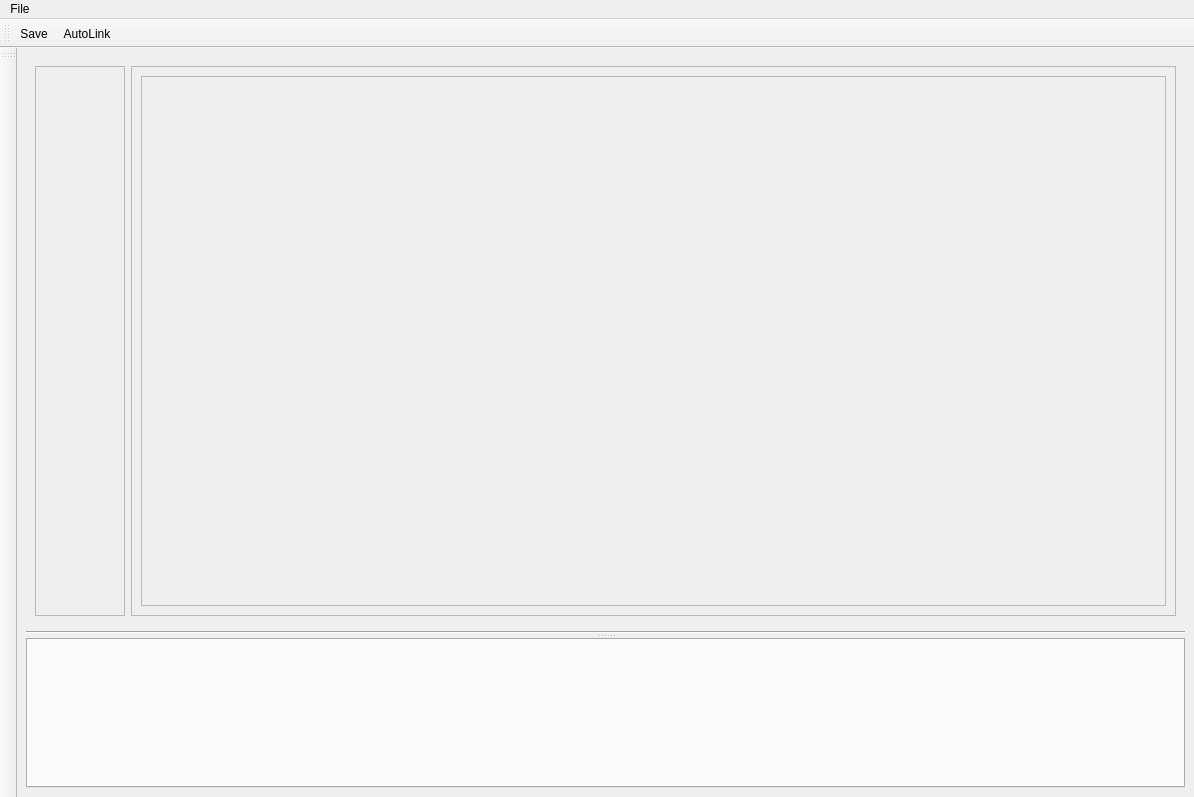
First picture: the form in mainform.ui, repository mutexbunnie/master, before the edit.
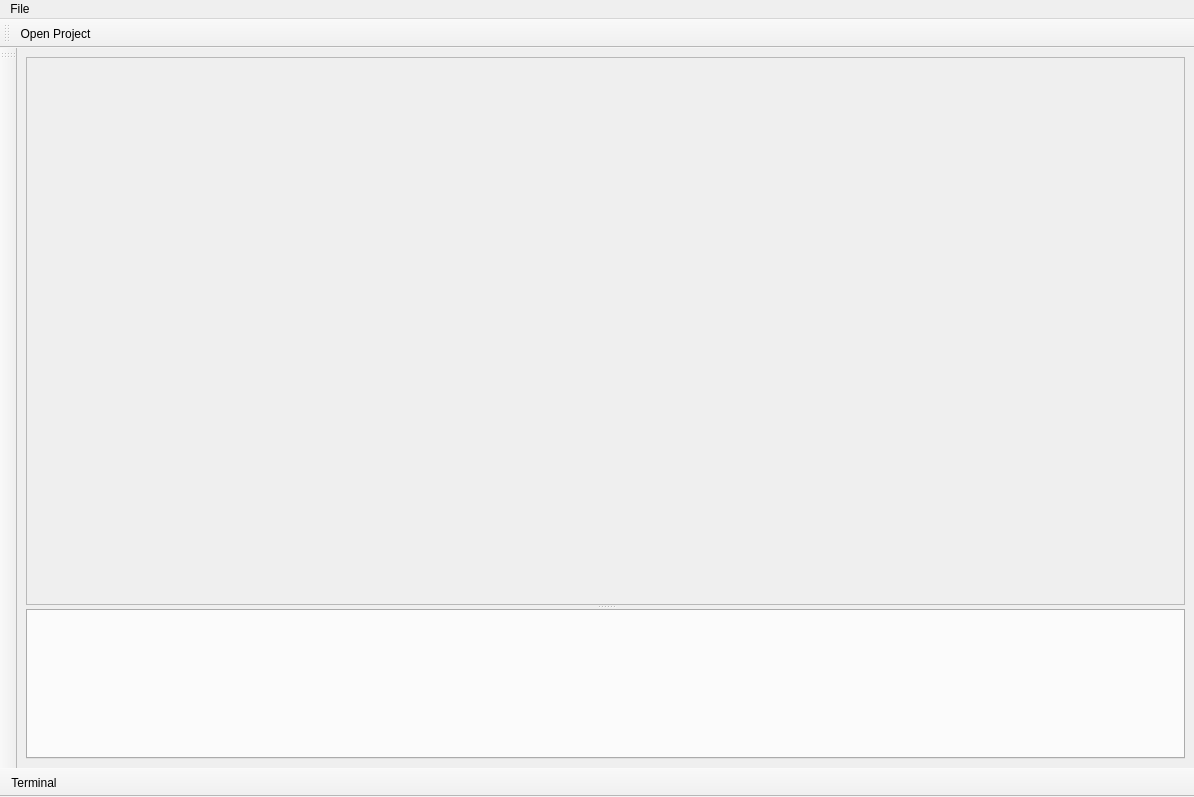
Second picture: the form after the edit. Icons and pictures are not drawn.

```diff
--- a/mainform.ui
+++ b/mainform.ui
@@ -48,107 +48,7 @@
          <height>16777215</height>
         </size>
        </property>
-       <layout class="QVBoxLayout" name="verticalLayout">
-        <item>
-         <widget class="QFrame" name="actionArea">
-          <property name="minimumSize">
-           <size>
-            <width>0</width>
-            <height>0</height>
-           </size>
-          </property>
-          <property name="frameShape">
-           <enum>QFrame::NoFrame</enum>
-          </property>
-          <property name="frameShadow">
-           <enum>QFrame::Plain</enum>
-          </property>
-          <layout class="QHBoxLayout" name="horizontalLayout_3">
-           <item>
-            <widget class="QFrame" name="entityBox_2">
-             <property name="minimumSize">
-              <size>
-               <width>90</width>
-               <height>0</height>
-              </size>
-             </property>
-             <property name="maximumSize">
-              <size>
-               <width>90</width>
-               <height>16777215</height>
-              </size>
-             </property>
-             <property name="frameShape">
-              <enum>QFrame::StyledPanel</enum>
-             </property>
-             <property name="frameShadow">
-              <enum>QFrame::Raised</enum>
-             </property>
-             <layout class="QVBoxLayout" name="verticalLayout_3">
-              <property name="margin">
-               <number>0</number>
-              </property>
-              <item>
-               <widget class="QScrollArea" name="scrollArea_3">
-                <property name="minimumSize">
-                 <size>
-                  <width>80</width>
-                  <height>0</height>
-                 </size>
-                </property>
-                <property name="maximumSize">
-                 <size>
-                  <width>80</width>
-                  <height>16777215</height>
-                 </size>
-                </property>
-                <property name="frameShape">
-                 <enum>QFrame::NoFrame</enum>
-                </property>
-                <property name="frameShadow">
-                 <enum>QFrame::Plain</enum>
-                </property>
-                <property name="verticalScrollBarPolicy">
-                 <enum>Qt::ScrollBarAsNeeded</enum>
-                </property>
-                <property name="horizontalScrollBarPolicy">
-                 <enum>Qt::ScrollBarAlwaysOff</enum>
-                </property>
-                <property name="widgetResizable">
-                 <bool>true</bool>
-                </property>
-                <property name="alignment">
-                 <set>Qt::AlignCenter</set>
-                </property>
-                <widget class="QWidget" name="entityBoxContent_2">
-                 <property name="geometry">
-                  <rect>
-                   <x>0</x>
-                   <y>0</y>
-                   <width>80</width>
-                   <height>557</height>
-                  </rect>
-                 </property>
-                 <layout class="QVBoxLayout" name="entityBoxLayout_2">
-                  <property name="topMargin">
-                   <number>0</number>
-                  </property>
-                 </layout>
-                </widget>
-               </widget>
-              </item>
-             </layout>
-            </widget>
-           </item>
-           <item>
-            <widget class="QFrame" name="frame_2">
-             <property name="frameShape">
-              <enum>QFrame::StyledPanel</enum>
-             </property>
-             <property name="frameShadow">
-              <enum>QFrame::Plain</enum>
-             </property>
-             <layout class="QVBoxLayout" name="verticalLayout_4">
+       <layout class="QHBoxLayout" name="horizontalLayout">
               <item>
                <widget class="QScrollArea" name="scrollArea_4">
                 <property name="minimumSize">
@@ -170,7 +70,10 @@
                  <enum>QFrame::StyledPanel</enum>
                 </property>
                 <property name="frameShadow">
-                 <enum>QFrame::Plain</enum>
+           <enum>QFrame::Raised</enum>
+          </property>
+          <property name="lineWidth">
+           <number>5</number>
                 </property>
                 <property name="verticalScrollBarPolicy">
                  <enum>Qt::ScrollBarAsNeeded</enum>
@@ -183,8 +86,8 @@
                   <rect>
                    <x>0</x>
                    <y>0</y>
-                   <width>1050</width>
-                   <height>543</height>
+             <width>1164</width>
+             <height>322</height>
                   </rect>
                  </property>
                  <property name="documentMode">
@@ -201,25 +104,6 @@
               </item>
              </layout>
             </widget>
-           </item>
-          </layout>
-         </widget>
-        </item>
-        <item>
-         <widget class="Line" name="line">
-          <property name="minimumSize">
-           <size>
-            <width>0</width>
-            <height>0</height>
-           </size>
-          </property>
-          <property name="orientation">
-           <enum>Qt::Horizontal</enum>
-          </property>
-         </widget>
-        </item>
-       </layout>
-      </widget>
       <widget class="QWidget" name="widget_2" native="true">
        <property name="minimumSize">
         <size>
@@ -258,21 +142,9 @@
    </widget>
    <addaction name="menuFile"/>
   </widget>
-  <widget class="QToolBar" name="mainToolBar">
-   <property name="minimumSize">
-    <size>
-     <width>0</width>
-     <height>0</height>
-    </size>
-   </property>
-   <property name="iconSize">
-    <size>
-     <width>22</width>
-     <height>22</height>
-    </size>
-   </property>
-   <property name="toolButtonStyle">
-    <enum>Qt::ToolButtonTextBesideIcon</enum>
+  <widget class="QToolBar" name="toolBar">
+   <property name="windowTitle">
+    <string>toolBar</string>
    </property>
    <attribute name="toolBarArea">
     <enum>TopToolBarArea</enum>
@@ -280,22 +152,12 @@
    <attribute name="toolBarBreak">
     <bool>false</bool>
    </attribute>
-   <addaction name="actionSave"/>
-   <addaction name="actionAutoLink"/>
+   <addaction name="actionOpen_Project"/>
   </widget>
   <widget class="QToolBar" name="toolBar_2">
-   <property name="enabled">
-    <bool>true</bool>
-   </property>
    <property name="windowTitle">
     <string>toolBar_2</string>
    </property>
-   <property name="autoFillBackground">
-    <bool>false</bool>
-   </property>
-   <property name="toolButtonStyle">
-    <enum>Qt::ToolButtonTextUnderIcon</enum>
-   </property>
    <attribute name="toolBarArea">
     <enum>LeftToolBarArea</enum>
    </attribute>
@@ -303,6 +165,27 @@
     <bool>false</bool>
    </attribute>
   </widget>
+  <widget class="QToolBar" name="toolBar_3">
+   <property name="windowTitle">
+    <string>toolBar_3</string>
+   </property>
+   <property name="movable">
+    <bool>false</bool>
+   </property>
+   <property name="toolButtonStyle">
+    <enum>Qt::ToolButtonTextBesideIcon</enum>
+   </property>
+   <property name="floatable">
+    <bool>false</bool>
+   </property>
+   <attribute name="toolBarArea">
+    <enum>BottomToolBarArea</enum>
+   </attribute>
+   <attribute name="toolBarBreak">
+    <bool>false</bool>
+   </attribute>
+   <addaction name="actionTerminal"/>
+  </widget>
   <action name="actionNew_Project">
    <property name="text">
     <string>New Project</string>
@@ -314,26 +197,24 @@
    </property>
   </action>
   <action name="actionOpen_Project">
+   <property name="icon">
+    <iconset resource="icons.qrc">
+     <normaloff>:/icons/star.png</normaloff>:/icons/star.png</iconset>
+   </property>
    <property name="text">
     <string>Open Project</string>
    </property>
   </action>
-  <action name="actionSave">
-   <property name="icon">
-    <iconset resource="icons.qrc">
-     <normaloff>:/icons/document-save-as-4.png</normaloff>:/icons/document-save-as-4.png</iconset>
+  <action name="actionTerminal">
+   <property name="checkable">
+    <bool>true</bool>
    </property>
-   <property name="text">
-    <string>Save</string>
-   </property>
-  </action>
-  <action name="actionAutoLink">
    <property name="icon">
     <iconset resource="icons.qrc">
-     <normaloff>:/icons/insert-link.png</normaloff>:/icons/insert-link.png</iconset>
+     <normaloff>:/icons/star.png</normaloff>:/icons/star.png</iconset>
    </property>
    <property name="text">
-    <string>AutoLink</string>
+    <string>Terminal</string>
    </property>
   </action>
  </widget>
```
Lines whose indentation alone changed are shown as unchanged.
